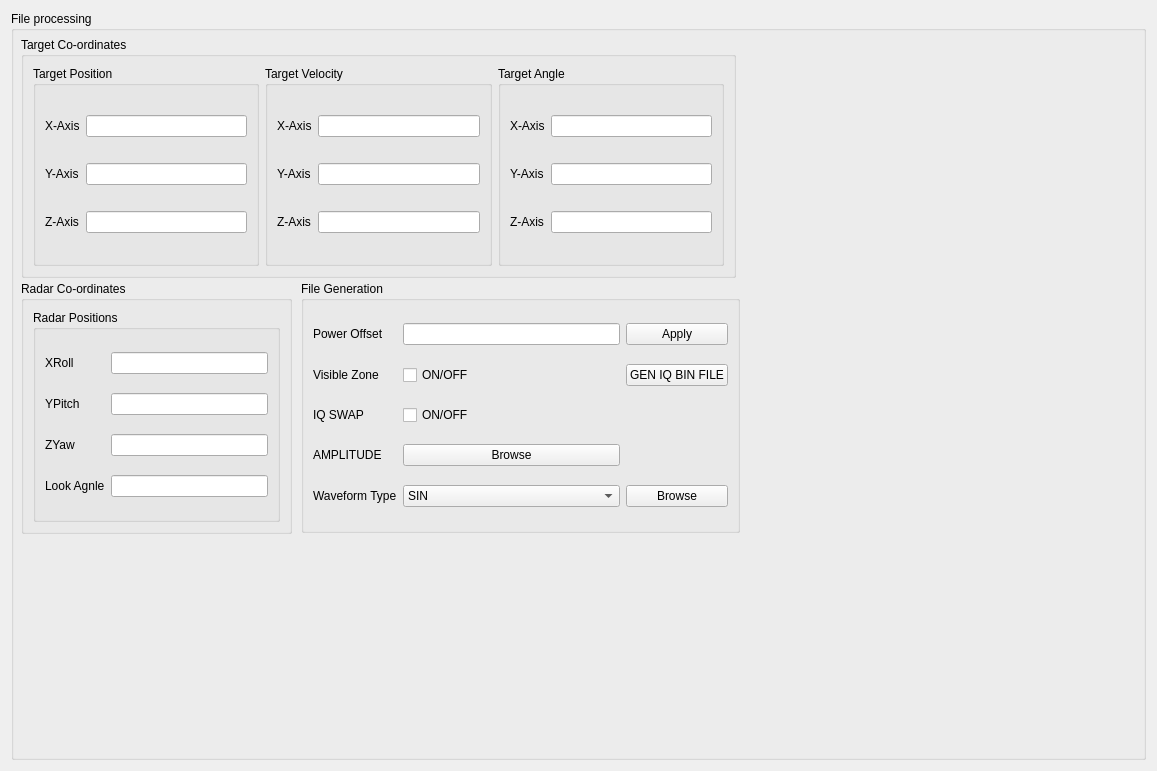
Above: TargetEchoGen/fileprocessing.ui from razzzz87/TargetEchoGen before the change. Below: the same form after it.
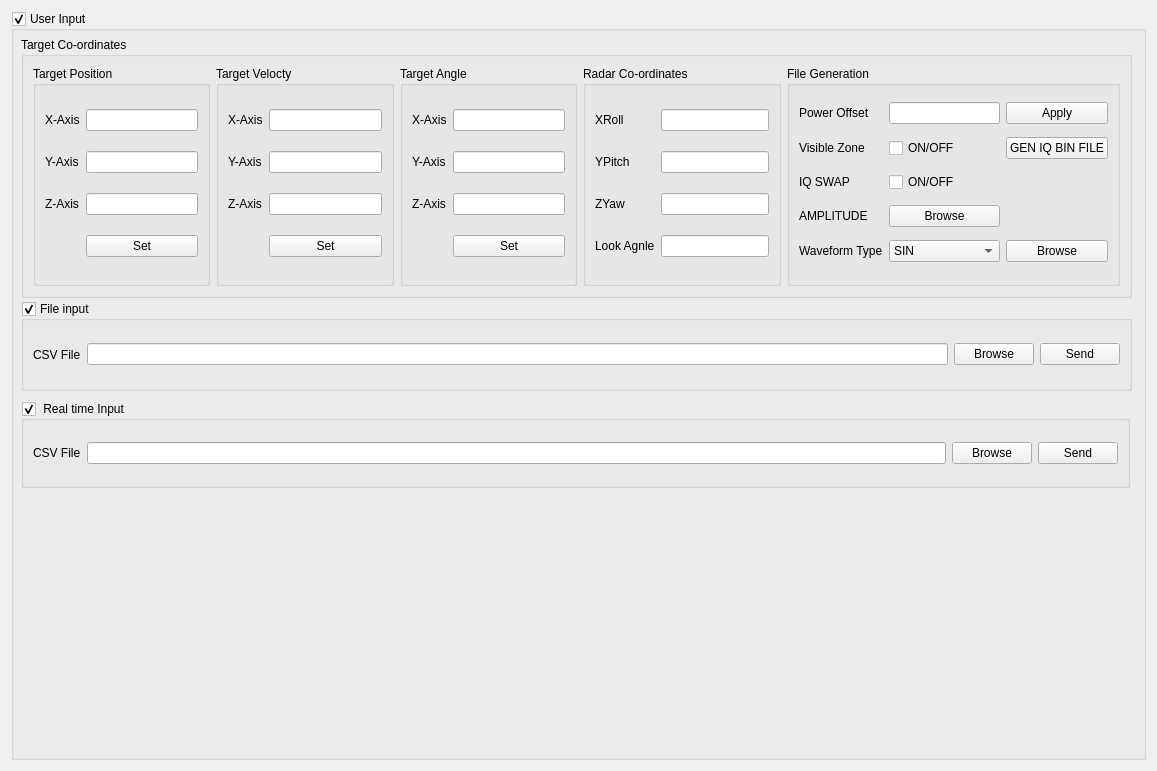
That is the form after the change.

The edit to the form file:
```diff
--- a/TargetEchoGen/fileprocessing.ui
+++ b/TargetEchoGen/fileprocessing.ui
@@ -17,15 +17,18 @@
    <item>
     <widget class="QGroupBox" name="groupBox">
      <property name="title">
-      <string>File processing</string>
+      <string>User Input</string>
+     </property>
+     <property name="checkable">
+      <bool>true</bool>
      </property>
      <widget class="QGroupBox" name="groupBox_2">
       <property name="geometry">
        <rect>
         <x>10</x>
         <y>26</y>
-        <width>715</width>
-        <height>241</height>
+        <width>1111</width>
+        <height>261</height>
        </rect>
       </property>
       <property name="title">
@@ -52,23 +55,16 @@
             <item row="1" column="1">
              <widget class="QLineEdit" name="lineEdit_3"/>
             </item>
-            <item row="0" column="0">
-             <widget class="QLabel" name="label">
-              <property name="text">
-               <string>X-Axis</string>
-              </property>
-             </widget>
-            </item>
-            <item row="1" column="0">
-             <widget class="QLabel" name="label_2">
-              <property name="text">
-               <string>Y-Axis</string>
-              </property>
-             </widget>
-            </item>
             <item row="2" column="1">
              <widget class="QLineEdit" name="lineEdit_2"/>
             </item>
+            <item row="0" column="0">
+             <widget class="QLabel" name="label">
+              <property name="text">
+               <string>X-Axis</string>
+              </property>
+             </widget>
+            </item>
             <item row="2" column="0">
              <widget class="QLabel" name="label_3">
               <property name="text">
@@ -76,6 +72,20 @@
               </property>
              </widget>
             </item>
+            <item row="1" column="0">
+             <widget class="QLabel" name="label_2">
+              <property name="text">
+               <string>Y-Axis</string>
+              </property>
+             </widget>
+            </item>
+            <item row="3" column="1">
+             <widget class="QPushButton" name="pushButton_5">
+              <property name="text">
+               <string>Set</string>
+              </property>
+             </widget>
+            </item>
            </layout>
           </item>
          </layout>
@@ -84,11 +94,21 @@
        <item>
         <widget class="QGroupBox" name="groupBox_4">
          <property name="title">
-          <string>Target Velocity</string>
+          <string>Target Velocty</string>
          </property>
          <layout class="QHBoxLayout" name="horizontalLayout_4">
           <item>
            <layout class="QGridLayout" name="gridLayout_2">
+            <item row="0" column="1">
+             <widget class="QLineEdit" name="lineEdit_4"/>
+            </item>
+            <item row="2" column="0">
+             <widget class="QLabel" name="label_6">
+              <property name="text">
+               <string>Z-Axis</string>
+              </property>
+             </widget>
+            </item>
             <item row="1" column="0">
              <widget class="QLabel" name="label_5">
               <property name="text">
@@ -103,22 +123,19 @@
               </property>
              </widget>
             </item>
-            <item row="0" column="1">
-             <widget class="QLineEdit" name="lineEdit_4"/>
-            </item>
             <item row="1" column="1">
              <widget class="QLineEdit" name="lineEdit_6"/>
             </item>
-            <item row="2" column="0">
-             <widget class="QLabel" name="label_6">
-              <property name="text">
-               <string>Z-Axis</string>
-              </property>
-             </widget>
-            </item>
             <item row="2" column="1">
              <widget class="QLineEdit" name="lineEdit_5"/>
             </item>
+            <item row="3" column="1">
+             <widget class="QPushButton" name="pushButton_6">
+              <property name="text">
+               <string>Set</string>
+              </property>
+             </widget>
+            </item>
            </layout>
           </item>
          </layout>
@@ -132,6 +149,9 @@
          <layout class="QHBoxLayout" name="horizontalLayout_3">
           <item>
            <layout class="QGridLayout" name="gridLayout_3">
+            <item row="2" column="1">
+             <widget class="QLineEdit" name="lineEdit_8"/>
+            </item>
             <item row="1" column="0">
              <widget class="QLabel" name="label_8">
               <property name="text">
@@ -142,6 +162,13 @@
             <item row="1" column="1">
              <widget class="QLineEdit" name="lineEdit_9"/>
             </item>
+            <item row="2" column="0">
+             <widget class="QLabel" name="label_9">
+              <property name="text">
+               <string>Z-Axis</string>
+              </property>
+             </widget>
+            </item>
             <item row="0" column="1">
              <widget class="QLineEdit" name="lineEdit_7"/>
             </item>
@@ -152,13 +179,10 @@
               </property>
              </widget>
             </item>
-            <item row="2" column="1">
-             <widget class="QLineEdit" name="lineEdit_8"/>
-            </item>
-            <item row="2" column="0">
-             <widget class="QLabel" name="label_9">
+            <item row="3" column="1">
+             <widget class="QPushButton" name="pushButton_7">
               <property name="text">
-               <string>Z-Axis</string>
+               <string>Set</string>
               </property>
              </widget>
             </item>
@@ -167,28 +191,13 @@
          </layout>
         </widget>
        </item>
-      </layout>
-     </widget>
+       <item>
      <widget class="QGroupBox" name="groupBox_6">
-      <property name="geometry">
-       <rect>
-        <x>10</x>
-        <y>270</y>
-        <width>271</width>
-        <height>253</height>
-       </rect>
-      </property>
       <property name="title">
        <string>Radar Co-ordinates</string>
       </property>
       <layout class="QHBoxLayout" name="horizontalLayout_7">
        <item>
-        <widget class="QGroupBox" name="groupBox_7">
-         <property name="title">
-          <string>Radar Positions</string>
-         </property>
-         <layout class="QHBoxLayout" name="horizontalLayout_6">
-          <item>
            <layout class="QGridLayout" name="gridLayout_4">
             <item row="1" column="0">
              <widget class="QLabel" name="label_11">
@@ -235,17 +244,8 @@
          </layout>
         </widget>
        </item>
-      </layout>
-     </widget>
+       <item>
      <widget class="QGroupBox" name="groupBox_8">
-      <property name="geometry">
-       <rect>
-        <x>290</x>
-        <y>270</y>
-        <width>439</width>
-        <height>252</height>
-       </rect>
-      </property>
       <property name="title">
        <string>File Generation</string>
       </property>
@@ -392,6 +392,93 @@
           </widget>
          </item>
         </layout>
+          </item>
+         </layout>
+        </widget>
+       </item>
+      </layout>
+     </widget>
+     <widget class="QGroupBox" name="groupBox_9">
+      <property name="geometry">
+       <rect>
+        <x>10</x>
+        <y>290</y>
+        <width>1111</width>
+        <height>90</height>
+       </rect>
+      </property>
+      <property name="title">
+       <string>File input</string>
+      </property>
+      <property name="checkable">
+       <bool>true</bool>
+      </property>
+      <layout class="QHBoxLayout" name="horizontalLayout_9">
+       <item>
+        <widget class="QLabel" name="label_19">
+         <property name="text">
+          <string>CSV File</string>
+         </property>
+        </widget>
+       </item>
+       <item>
+        <widget class="QLineEdit" name="lineEdit_15"/>
+       </item>
+       <item>
+        <widget class="QPushButton" name="pushButton_8">
+         <property name="text">
+          <string>Browse</string>
+         </property>
+        </widget>
+       </item>
+       <item>
+        <widget class="QPushButton" name="pushButton_9">
+         <property name="text">
+          <string>Send</string>
+         </property>
+        </widget>
+       </item>
+      </layout>
+     </widget>
+     <widget class="QGroupBox" name="groupBox_10">
+      <property name="geometry">
+       <rect>
+        <x>10</x>
+        <y>390</y>
+        <width>1109</width>
+        <height>87</height>
+       </rect>
+      </property>
+      <property name="title">
+       <string> Real time Input</string>
+      </property>
+      <property name="checkable">
+       <bool>true</bool>
+      </property>
+      <layout class="QHBoxLayout" name="horizontalLayout_10">
+       <item>
+        <widget class="QLabel" name="label_20">
+         <property name="text">
+          <string>CSV File</string>
+         </property>
+        </widget>
+       </item>
+       <item>
+        <widget class="QLineEdit" name="lineEdit_16"/>
+       </item>
+       <item>
+        <widget class="QPushButton" name="pushButton_10">
+         <property name="text">
+          <string>Browse</string>
+         </property>
+        </widget>
+       </item>
+       <item>
+        <widget class="QPushButton" name="pushButton_11">
+         <property name="text">
+          <string>Send</string>
+         </property>
+        </widget>
        </item>
       </layout>
      </widget>
```
Lines whose indentation alone changed are shown as unchanged.
